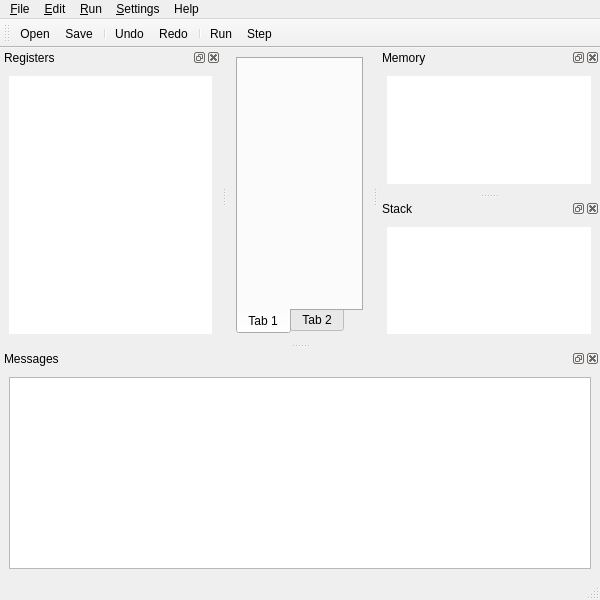
barrachi/qtarmsim, file ui/mainwindow.ui: the form before one commit.
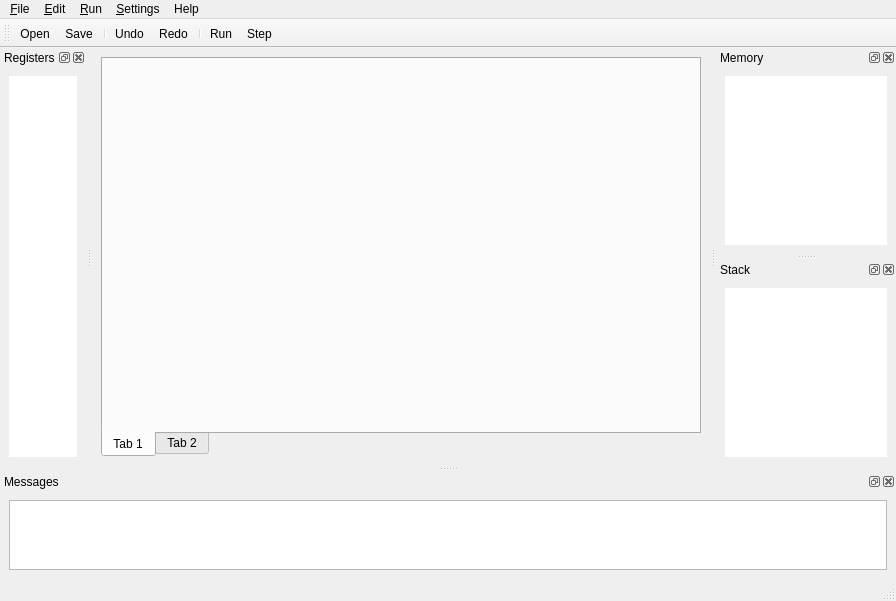
The form after the commit. Icons and pictures are not drawn. Custom widgets are drawn as their Qt base class.

Commit message: File and settings menu revisited

What changed in the file:
```diff
--- a/ui/mainwindow.ui
+++ b/ui/mainwindow.ui
@@ -6,8 +6,8 @@
    <rect>
     <x>0</x>
     <y>0</y>
-    <width>600</width>
-    <height>600</height>
+    <width>847</width>
+    <height>597</height>
    </rect>
   </property>
   <property name="sizePolicy">
@@ -47,6 +47,12 @@
    <layout class="QVBoxLayout" name="verticalLayout">
     <item>
      <widget class="QTabWidget" name="tabWidgetCode">
+      <property name="minimumSize">
+       <size>
+        <width>600</width>
+        <height>400</height>
+       </size>
+      </property>
       <property name="tabPosition">
        <enum>QTabWidget::South</enum>
       </property>
@@ -81,7 +87,7 @@
     <rect>
      <x>0</x>
      <y>0</y>
-     <width>600</width>
+     <width>847</width>
      <height>21</height>
     </rect>
    </property>
@@ -194,7 +200,7 @@
    </property>
    <property name="minimumSize">
     <size>
-     <width>20</width>
+     <width>86</width>
      <height>108</height>
     </size>
    </property>
@@ -369,6 +375,12 @@
        <property name="enabled">
         <bool>true</bool>
        </property>
+       <property name="sizePolicy">
+        <sizepolicy hsizetype="Expanding" vsizetype="Expanding">
+         <horstretch>0</horstretch>
+         <verstretch>0</verstretch>
+        </sizepolicy>
+       </property>
        <property name="maximumSize">
         <size>
          <width>16777215</width>
```
The commit also changes 1 other file.
